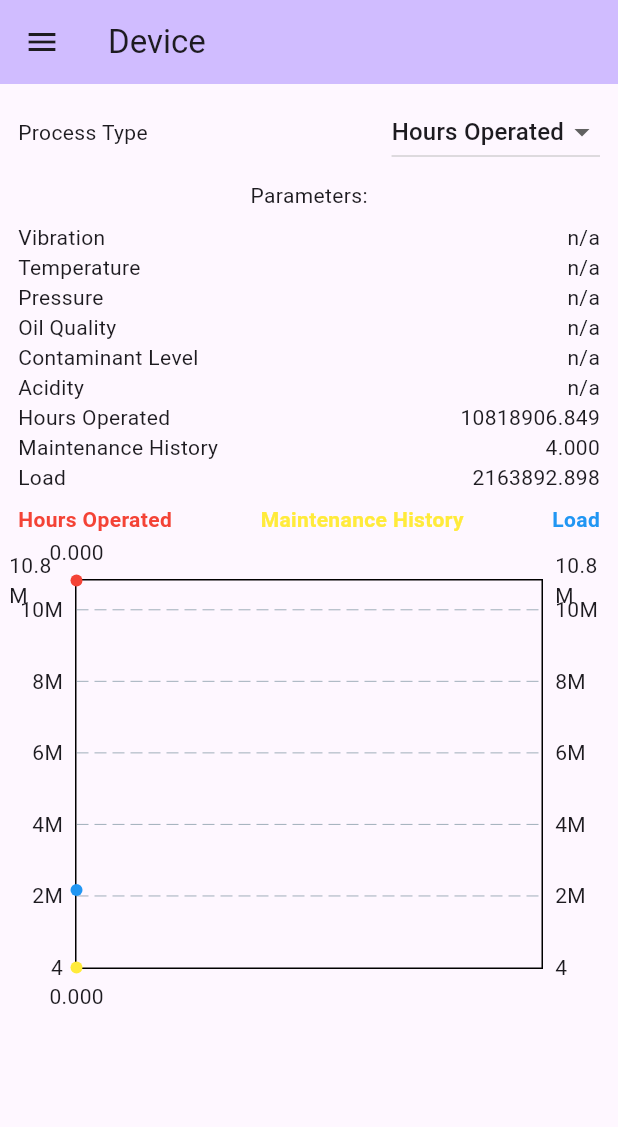
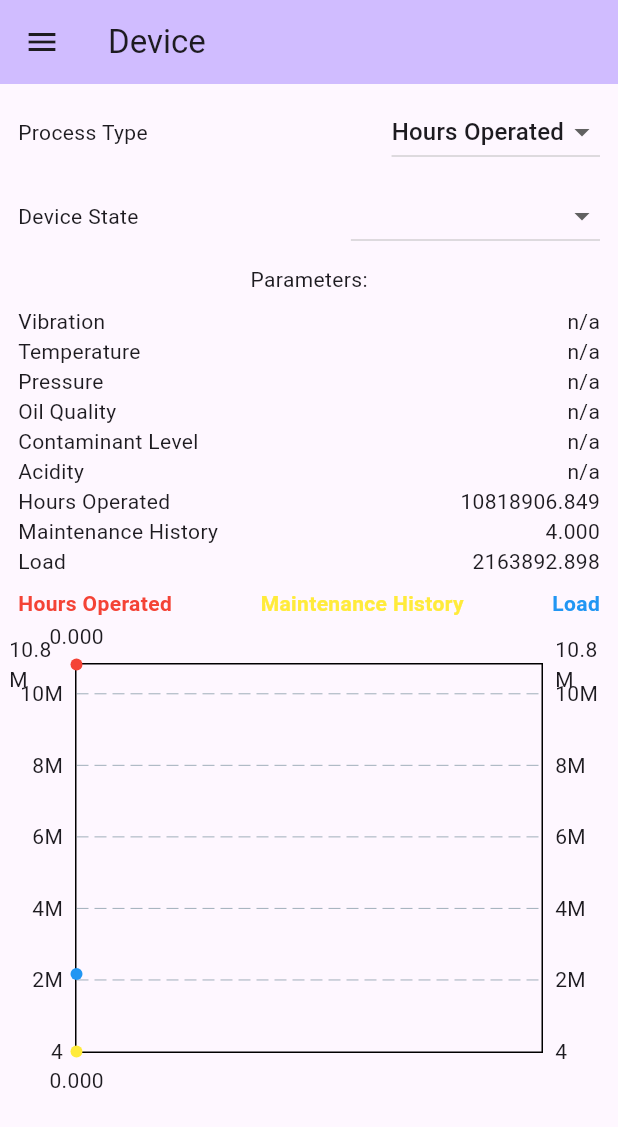
Before and after one commit to alvarohurtadobo/iot_anomaly_emulator, a Flutter app: the screen it shows after launch, after a tap on the "remove red eye" icon, after a tap on "DeMag400", on a phone screen of 412 x 824 dp. Shown: the top 1127 px of the screen. Run offline on Flutter 3.47's test engine with Material 3 defaults, Android fonts, the phone set to English and light mode, and no system bars; drawn by our look-alikes of fl_chart; our stand-ins replace flutter_riverpod, go_router; missing offline and left inert: mqtt_client; generated files the repository leaves out were written again.

Commit message:
[FEA] Added device state to the stream pipeline

```diff
--- /dev/null
+++ b/lib/devices/providers/current_device_state.dart
@@ -0,0 +1,18 @@
+import 'package:flutter_riverpod/flutter_riverpod.dart';
+
+class CurrentDeviceState extends Notifier<int?> {
+  @override
+  int? build() => null;
+
+  set value(int? newValue) => state = newValue;
+
+  int? get value => state;
+
+  void clear() {
+    state = null;
+  }
+}
+
+final currentDeviceStateProvider = NotifierProvider<CurrentDeviceState, int?>(
+  CurrentDeviceState.new,
+);
--- a/lib/devices/providers/sensor_stream_provider.dart
+++ b/lib/devices/providers/sensor_stream_provider.dart
@@ -1,5 +1,6 @@
 import 'dart:math';
 import 'package:flutter_riverpod/flutter_riverpod.dart';
+import 'package:iot_anomaly_emulator/devices/providers/current_device_state.dart';
 import 'package:iot_anomaly_emulator/devices/providers/current_process_type_provider.dart';
 import 'package:iot_anomaly_emulator/devices/providers/start_datetime_provider.dart';
 
@@ -49,6 +50,7 @@ sensorStreamProvider = StreamProvider.family<SensorData, Duration>((
   interval,
 ) {
   final processType = ref.watch(currentProcessTypeProvider);
+  final deviceState = ref.watch(currentDeviceStateProvider);
 
   final initialEmulationDatetime =
       ref.watch(currentStartDatetimeProvider) ?? DateTime(2025);
@@ -64,6 +66,10 @@ sensorStreamProvider = StreamProvider.family<SensorData, Duration>((
     print(
       'Initial $initialEmulationDatetime, elapsed time: $elapsedTimeSinceStartEmulation',
     );
+
+    if (deviceState == 0) {
+      return SensorData(values: {}, timestamp: currentTimestamp);
+    }
 
     switch (processType) {
       case 1: // Vibrations
--- a/lib/devices/view/device_page.dart
+++ b/lib/devices/view/device_page.dart
@@ -2,10 +2,14 @@ import 'package:flutter/material.dart';
 import 'package:flutter_riverpod/flutter_riverpod.dart';
 import 'package:iot_anomaly_emulator/common/constants/sizes.dart';
 import 'package:iot_anomaly_emulator/devices/model/device.dart';
+import 'package:iot_anomaly_emulator/devices/model/device_sate.dart';
 import 'package:iot_anomaly_emulator/devices/model/parameters.dart';
 import 'package:iot_anomaly_emulator/devices/model/process_types.dart';
+import 'package:iot_anomaly_emulator/devices/providers/current_device_state.dart';
+import 'package:iot_anomaly_emulator/devices/providers/current_process_type_provider.dart';
 import 'package:iot_anomaly_emulator/devices/providers/sensor_history_provider.dart';
 import 'package:iot_anomaly_emulator/devices/providers/sensor_stream_provider.dart';
+import 'package:iot_anomaly_emulator/devices/providers/start_datetime_provider.dart';
 import 'package:iot_anomaly_emulator/devices/view/widgets/history_chart.dart';
 import 'package:iot_anomaly_emulator/devices/view/widgets/numeric_tile.dart';
 import 'package:iot_anomaly_emulator/devices/view/widgets/option_tile.dart';
@@ -30,7 +34,7 @@ class DevicePage extends ConsumerWidget {
     sensorData.whenData((data) {
       if (data.values.isNotEmpty) {
         mqttController.sendMessage(
-          "flutter/sensors/${device.id}", // cada device en su topic
+          'flutter/sensors/${device.id}', // cada device en su topic
           {
             'device': device.name,
             'timestamp': data.timestamp.toIso8601String(),
@@ -47,6 +51,18 @@ class DevicePage extends ConsumerWidget {
           OptionTile(
             title: l10n.process_type,
             optionsWithId: processTypesWithId,
+            onChanged: (value) {
+              ref.read(currentProcessTypeProvider.notifier).value = value;
+              ref.read(currentStartDatetimeProvider.notifier).setToNow();
+            },
+          ),
+          gapH8,
+          OptionTile(
+            title: l10n.device_state,
+            optionsWithId: deviceStatesWithId,
+            onChanged: (value) {
+              ref.read(currentDeviceStateProvider.notifier).value = value;
+            },
           ),
           gapH8,
           Text('${l10n.parameter}s:'),
--- a/lib/devices/view/widgets/option_tile.dart
+++ b/lib/devices/view/widgets/option_tile.dart
@@ -2,17 +2,18 @@ import 'package:flutter/material.dart';
 import 'package:flutter_riverpod/flutter_riverpod.dart';
 import 'package:iot_anomaly_emulator/common/constants/sizes.dart';
 import 'package:iot_anomaly_emulator/devices/providers/current_process_type_provider.dart';
-import 'package:iot_anomaly_emulator/devices/providers/start_datetime_provider.dart';
 
 class OptionTile extends ConsumerWidget {
   const OptionTile({
     required this.title,
     required this.optionsWithId,
+    required this.onChanged,
     super.key,
   });
 
   final String title;
   final List<dynamic> optionsWithId;
+  final void Function(int?) onChanged;
 
   @override
   Widget build(BuildContext context, WidgetRef ref) {
@@ -32,10 +33,7 @@ class OptionTile extends ConsumerWidget {
                 )
                 .toList(),
             value: ref.watch(currentProcessTypeProvider),
-            onChanged: (value) {
-              ref.read(currentProcessTypeProvider.notifier).value = value;
-              ref.read(currentStartDatetimeProvider.notifier).setToNow();
-            },
+            onChanged: onChanged,
           ),
         ],
       ),
--- a/lib/l10n/arb/app_en.arb
+++ b/lib/l10n/arb/app_en.arb
@@ -10,6 +10,7 @@
   "parameter": "Parameter",
   "process": "Process",
   "process_type": "Process Type",
+  "device_state": "Device State",
   "setting": "Setting",
   "settings": "Settings"
 }
--- a/lib/l10n/arb/app_es.arb
+++ b/lib/l10n/arb/app_es.arb
@@ -10,6 +10,7 @@
   "process": "Proceso",
   "parameter": "Parámetro",
   "process_type": "Tipo de proceso",
+  "device_state": "Estado del dispositivo",
   "setting": "Configuración",
   "settings": "Configuraciones"
 }
```
Also changed, not shown: lib/devices/model/device_sate.dart (added, +35 -0 lines).
